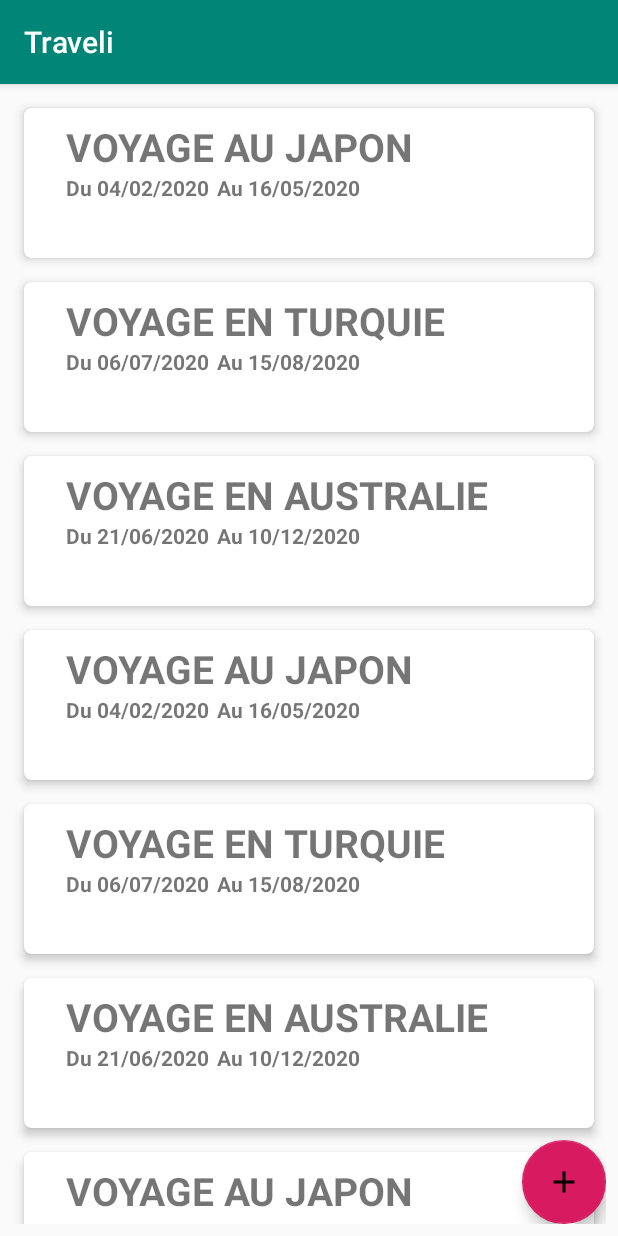
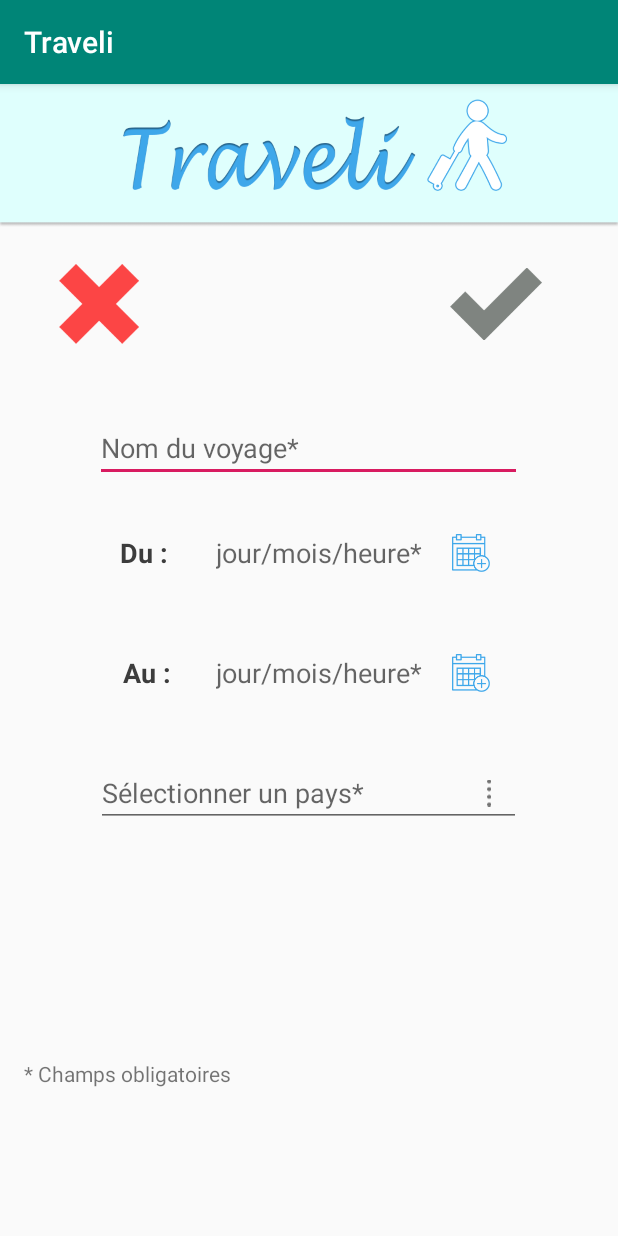
Before and after one commit to quentinfougereau/Traveli, an Android app: the screen it shows after launch (MainActivity before the commit, AddTravel after it), after a tap on "Add", on a phone screen of 412 x 824 dp. Run offline under Robolectric (Android 15) with nearby library versions, the phone set to English and light mode, and no system bars.

Commit message:
Ajout d'un voyage OK

```diff
--- a/app/src/main/AndroidManifest.xml
+++ b/app/src/main/AndroidManifest.xml
@@ -14,6 +14,7 @@
             android:label="@string/title_activity_test"
             android:theme="@style/AppTheme.NoActionBar"></activity>
         <activity android:name=".TravelActivity" />
+        <activity android:name=".AddTravel" />
         <activity android:name=".MainActivity">
             <intent-filter>
                 <action android:name="android.intent.action.MAIN" />
--- /dev/null
+++ b/app/src/main/java/com/example/traveli/AddTravel.java
@@ -0,0 +1,173 @@
+package com.example.traveli;
+
+import android.app.DatePickerDialog;
+import android.app.Dialog;
+import android.content.Intent;
+import android.os.Bundle;
+import android.text.Editable;
+import android.text.TextWatcher;
+import android.view.View;
+import android.widget.ArrayAdapter;
+import android.widget.AutoCompleteTextView;
+import android.widget.DatePicker;
+import android.widget.ImageView;
+import android.widget.TextView;
+import android.widget.Toast;
+
+import androidx.appcompat.app.AppCompatActivity;
+import androidx.fragment.app.DialogFragment;
+
+import com.google.android.material.textfield.TextInputEditText;
+
+import java.util.Calendar;
+
+public class AddTravel extends AppCompatActivity {
+
+    private static final String[] PAYS = new String[]{
+            "Argentine", "Belgique", "Canada", "Danmark", "Estonie", "France",
+            "Gabon", "Hongrie", "Inde", "Japon", "Kenya", "Libye", "Malaisie",
+            "Nepal", "Portugal", "Quatar", "Roumanie" , "Senegal", "Thailand",
+            "Ukraine", "Venezuela", "Yemen", "Zimbabwe"
+    };
+
+    private TextInputEditText nomDuPaysEdit;
+    private AutoCompleteTextView selectionPaysEdit;
+    private ImageView croix;
+    private ImageView encocheGrise;
+    private ImageView encocheVerte;
+
+    private static TextView selectionDateAu;
+    private static TextView selectionDateDu;
+
+    private static final String toastCroixMessage = "Abandon";
+    private static final String toastEncocheVerteMessage = "Création d'un voyage";
+    private static boolean estSelectionnerDateAu;
+    private static boolean estSelectionnerDateDu;
+
+    @Override
+    protected void onCreate(Bundle savedInstanceState) {
+        super.onCreate(savedInstanceState);
+        setContentView(R.layout.activity_add_travel);
+
+        final AutoCompleteTextView actv = findViewById(R.id.actv); // Sélection d'un pays
+        ImageView dots = (ImageView) findViewById(R.id.dots); // Flèche de sélection d'un pays
+
+        ArrayAdapter<String> adapter = new ArrayAdapter<String>(this, android.R.layout.simple_list_item_1, PAYS);
+        actv.setAdapter(adapter); // Récupération de la liste des pays
+
+        nomDuPaysEdit = findViewById(R.id.nom_pays);
+        selectionPaysEdit = findViewById(R.id.actv);
+
+        croix = (ImageView) findViewById(R.id.croix);
+        encocheGrise = (ImageView) findViewById(R.id.encoche_grise);
+        encocheVerte = (ImageView) findViewById(R.id.encoche_verte);
+
+        nomDuPaysEdit.addTextChangedListener(selectionWatcher);
+        selectionPaysEdit.addTextChangedListener(selectionWatcher);
+
+        selectionDateAu = (TextView) findViewById(R.id.auDate);
+        selectionDateDu = (TextView) findViewById(R.id.duDate);
+
+        // Affichage des pays en cliquant sur la flèche
+        dots.setOnClickListener(new View.OnClickListener(){
+            @Override
+            public void onClick(View view){
+                actv.showDropDown();
+            }
+        });
+
+        // Affichage d'un toast pour quitter en cliquant sur la croix
+        croix.setOnClickListener(new View.OnClickListener(){
+            @Override
+            public void onClick(View view){
+                // Toast.makeText(getApplicationContext(), toastCroixMessage, Toast.LENGTH_LONG).show();
+                Intent intent = new Intent(AddTravel.this, MainActivity.class);
+                startActivity(intent);
+            }
+        });
+
+        // Affichage d'un toast pour accepter la création d'un voyage
+        encocheVerte.setOnClickListener(new View.OnClickListener(){
+            @Override
+            public void onClick(View view){
+                // Toast.makeText(getApplicationContext(), toastEncocheVerteMessage, Toast.LENGTH_LONG).show();
+                Intent intent = new Intent(AddTravel.this, MainActivity.class);
+                startActivity(intent);
+            }
+        });
+
+        selectionDateAu.setOnClickListener(new View.OnClickListener() {
+            @Override
+            public void onClick(View v) {
+                estSelectionnerDateAu = true;
+
+
+                DatePickerFragment datePickerFragment = new DatePickerFragment();
+                datePickerFragment.show(getSupportFragmentManager(), "datePicker");
+            }
+        });
+
+        selectionDateDu.setOnClickListener(new View.OnClickListener() {
+            @Override
+            public void onClick(View v) {
+                estSelectionnerDateDu = true;
+
+                DatePickerFragment datePickerFragment = new DatePickerFragment();
+                datePickerFragment.show(getSupportFragmentManager(), "datePicker");
+            }
+        });
+    }
+
+    public static class DatePickerFragment extends DialogFragment
+            implements DatePickerDialog.OnDateSetListener  {
+
+        @Override
+        public Dialog onCreateDialog(Bundle savedInstanceState) {
+            // Use the current date as the default date in the picker
+            final Calendar c = Calendar.getInstance();
+            int year = c.get(Calendar.YEAR);
+            int month = c.get(Calendar.MONTH);
+            int day = c.get(Calendar.DAY_OF_MONTH);
+
+            // Create a new instance of DatePickerDialog and return it
+            return new DatePickerDialog(getActivity(), this, year, month, day);
+        }
+
+        @Override
+        public void onDateSet(DatePicker view, int year, int month, int dayOfMonth) {
+            month = month + 1;
+            String date = dayOfMonth + "/" + month + "/" + year;
+            if(estSelectionnerDateAu) {
+                selectionDateAu.setText(date);
+            }
+            else if(estSelectionnerDateDu) {
+                selectionDateDu.setText(date);
+            }
+        }
+    }
+
+    private TextWatcher selectionWatcher = new TextWatcher() {
+        // Pas utilisé
+        @Override
+        public void beforeTextChanged(CharSequence s, int start, int count, int after) {}
+
+        // Pas utilisé
+        @Override
+        public void afterTextChanged(Editable s) {}
+
+        @Override
+        public void onTextChanged(CharSequence s, int start, int before, int count) {
+            String nomPaysInput = nomDuPaysEdit.getText().toString().trim();
+            String selectionPaysInput = selectionPaysEdit.getText().toString().trim();
+
+            if(!nomPaysInput.isEmpty() && !selectionPaysInput.isEmpty() && estSelectionnerDateAu && estSelectionnerDateDu) {
+                encocheVerte.setVisibility(View.VISIBLE);
+                encocheGrise.setVisibility(View.INVISIBLE);
+            }
+            else {
+                encocheVerte.setVisibility(View.INVISIBLE);
+                encocheGrise.setVisibility(View.VISIBLE);
+            }
+        }
+    };
+}
--- a/app/src/main/java/com/example/traveli/MainActivity.java
+++ b/app/src/main/java/com/example/traveli/MainActivity.java
@@ -7,6 +7,7 @@ import androidx.recyclerview.widget.ItemTouchHelper;
 import androidx.recyclerview.widget.LinearLayoutManager;
 import androidx.recyclerview.widget.RecyclerView;
 
+import android.content.Intent;
 import android.graphics.Color;
 import android.os.Bundle;
 import android.view.MotionEvent;
@@ -45,7 +46,9 @@ public class MainActivity extends AppCompatActivity {
         addTravel.setOnClickListener(new View.OnClickListener() {
             @Override
             public void onClick(View v) {
-                Toast.makeText(MainActivity.this, "Add Travel", Toast.LENGTH_SHORT).show();
+                // Toast.makeText(MainActivity.this, "Add Travel", Toast.LENGTH_SHORT).show();
+                Intent intent = new Intent(MainActivity.this, AddTravel.class);
+                startActivity(intent);
             }
         });
 
--- /dev/null
+++ b/app/src/main/res/layout/activity_add_travel.xml
@@ -0,0 +1,152 @@
+<?xml version="1.0" encoding="utf-8"?>
+<RelativeLayout xmlns:android="http://schemas.android.com/apk/res/android"
+    xmlns:app="http://schemas.android.com/apk/res-auto"
+    xmlns:tools="http://schemas.android.com/tools"
+    android:layout_width="match_parent"
+    android:layout_height="match_parent"
+    tools:context=".AddTravel">
+
+    <!-- Logo -->
+    <ImageView
+        android:layout_width="match_parent"
+        android:layout_height="wrap_content"
+        android:adjustViewBounds="true"
+        android:contentDescription="@string/description_logo"
+        android:src="@drawable/logo" />
+
+    <!-- Nom du voyage -->
+    <com.google.android.material.textfield.TextInputEditText
+        android:id="@+id/nom_pays"
+        android:layout_width="345dp"
+        android:layout_height="wrap_content"
+        android:layout_alignParentTop="true"
+        android:layout_centerHorizontal="true"
+        android:layout_marginStart="64dp"
+        android:layout_marginTop="220dp"
+        android:layout_marginEnd="63dp"
+        android:hint="@string/nom_du_voyage" />
+
+    <!-- Sélectionner une date -->
+    <!-- Du -->
+    <TextView
+        android:id="@+id/du"
+        android:layout_width="wrap_content"
+        android:layout_height="wrap_content"
+        android:layout_marginStart="80dp"
+        android:layout_marginTop="300dp"
+        android:paddingRight="2dp"
+        android:hint="@string/du"
+        android:textStyle="bold"
+        android:textColorHint="@color/colorDuAu"
+        android:textSize="18dp" />
+
+    <!-- Du : jour mois heure -->
+    <TextView
+        android:id="@+id/duDate"
+        android:layout_width="wrap_content"
+        android:layout_height="wrap_content"
+        android:hint="@string/selection_date"
+        android:layout_alignTop="@+id/du"
+        android:paddingLeft="30dp"
+        android:layout_toRightOf="@id/du"
+        android:textSize="18dp"
+
+        android:drawableRight="@mipmap/calendrier"
+        android:drawablePadding="20dp"/>
+    <!-- android:onClick="showDatePickerDialog" -->
+
+    <!-- Au -->
+    <TextView
+        android:id="@+id/au"
+        android:layout_width="wrap_content"
+        android:layout_height="wrap_content"
+        android:layout_alignTop="@+id/du"
+        android:layout_alignEnd="@+id/du"
+        android:layout_alignParentTop="true"
+        android:layout_marginStart="80dp"
+        android:layout_marginTop="380dp"
+        android:hint="@string/au"
+        android:textColorHint="@color/colorDuAu"
+        android:textSize="18dp"
+        android:textStyle="bold" />
+
+    <!-- Au : jour mois heure -->
+    <TextView
+        android:id="@+id/auDate"
+        android:layout_width="wrap_content"
+        android:layout_height="wrap_content"
+        android:hint="@string/selection_date"
+        android:layout_alignTop="@+id/au"
+        android:paddingLeft="30dp"
+        android:layout_toRightOf="@id/au"
+        android:textSize="18dp"
+
+        android:drawableRight="@mipmap/calendrier"
+        android:drawablePadding="20dp"/>
+    <!--        android:onClick="showDatePickerDialog"-->
+
+    <!-- Encoche verte -->
+    <ImageView
+        android:id="@+id/encoche_verte"
+        android:visibility="invisible"
+        android:layout_width="61dp"
+        android:layout_height="53dp"
+        android:layout_marginStart="300dp"
+        android:layout_marginTop="120dp"
+        android:src="@drawable/encoche_verte" />
+
+    <!-- Encoche grise -->
+    <ImageView
+        android:id="@+id/encoche_grise"
+        android:layout_width="61dp"
+        android:layout_height="53dp"
+        android:layout_marginStart="300dp"
+        android:layout_marginTop="120dp"
+        android:src="@drawable/encoche_grise" />
+
+    <!-- Croix -->
+    <ImageView
+        android:id="@+id/croix"
+        android:layout_width="61dp"
+        android:layout_height="53dp"
+        android:layout_marginStart="35dp"
+        android:layout_marginTop="120dp"
+        android:src="@drawable/cross" />
+
+    <!-- Sélectionner un pays -->
+    <AutoCompleteTextView
+        android:id="@+id/actv"
+        android:layout_width="283dp"
+        android:layout_height="wrap_content"
+        android:layout_alignParentTop="true"
+        android:layout_centerHorizontal="true"
+        android:layout_marginTop="450dp"
+        android:completionThreshold="1"
+        android:hint="@string/selection_pays"
+        app:layout_constraintEnd_toEndOf="parent"
+        app:layout_constraintTop_toTopOf="parent" />
+
+    <!-- Flèche sélectionner un pays -->
+
+
+    <ImageView
+        android:id="@+id/dots"
+        android:layout_width="wrap_content"
+        android:layout_height="wrap_content"
+        android:layout_alignTop="@+id/actv"
+        android:layout_alignEnd="@+id/actv"
+        android:layout_alignBottom="@+id/actv"
+        android:contentDescription="@string/description_fleche"
+        android:paddingRight="20dp"
+        android:paddingLeft="20dp"
+        android:src="@mipmap/dots" />
+    <!-- Champs obligatoires -->
+    <TextView
+        android:id="@+id/textView"
+        android:layout_width="181dp"
+        android:layout_height="19dp"
+        android:layout_marginStart="16dp"
+        android:layout_marginTop="650dp"
+        android:layout_marginBottom="16dp"
+        android:text="@string/champs_obligatoires" />
+</RelativeLayout>
--- a/app/src/main/res/values/colors.xml
+++ b/app/src/main/res/values/colors.xml
@@ -3,4 +3,7 @@
     <color name="colorPrimary">#008577</color>
     <color name="colorPrimaryDark">#00574B</color>
     <color name="colorAccent">#D81B60</color>
+    <color name="colorToolBar">#DFFFFD</color>
+    <color name="colorToolBarText">#3EA7EA</color>
+    <color name="colorDuAu">#3C3C3C</color>
 </resources>
--- a/app/src/main/res/values/strings.xml
+++ b/app/src/main/res/values/strings.xml
@@ -1,4 +1,12 @@
 <resources>
     <string name="app_name">Traveli</string>
     <string name="title_activity_test">TestActivity</string>
+    <string name="nom_du_voyage">Nom du voyage*</string>
+    <string name="selection_pays">Sélectionner un pays*</string>
+    <string name="champs_obligatoires">* Champs obligatoires</string>
+    <string name="description_logo">Logo Traveli</string>
+    <string name="description_fleche">Fleche de selection de pays</string>
+    <string name="du">Du :</string>
+    <string name="au">Au :</string>
+    <string name="selection_date">jour/mois/heure*</string>
 </resources>
--- a/build.gradle
+++ b/build.gradle
@@ -7,7 +7,7 @@ buildscript {
 
     }
     dependencies {
-        classpath 'com.android.tools.build:gradle:3.6.2'
+        classpath 'com.android.tools.build:gradle:3.6.3'
 
         // NOTE: Do not place your application dependencies here; they belong
         // in the individual module build.gradle files
```
Also changed, not shown: app/src/main/res/drawable/cross.png (added), app/src/main/res/drawable/encoche_grise.png (added), app/src/main/res/drawable/encoche_verte.png (added), app/src/main/res/drawable/logo.png (added), app/src/main/res/mipmap-xxhdpi/arrow_down.png (added), app/src/main/res/mipmap-xxhdpi/calendrier.png (added), app/src/main/res/mipmap-xxhdpi/dots.png (added).
